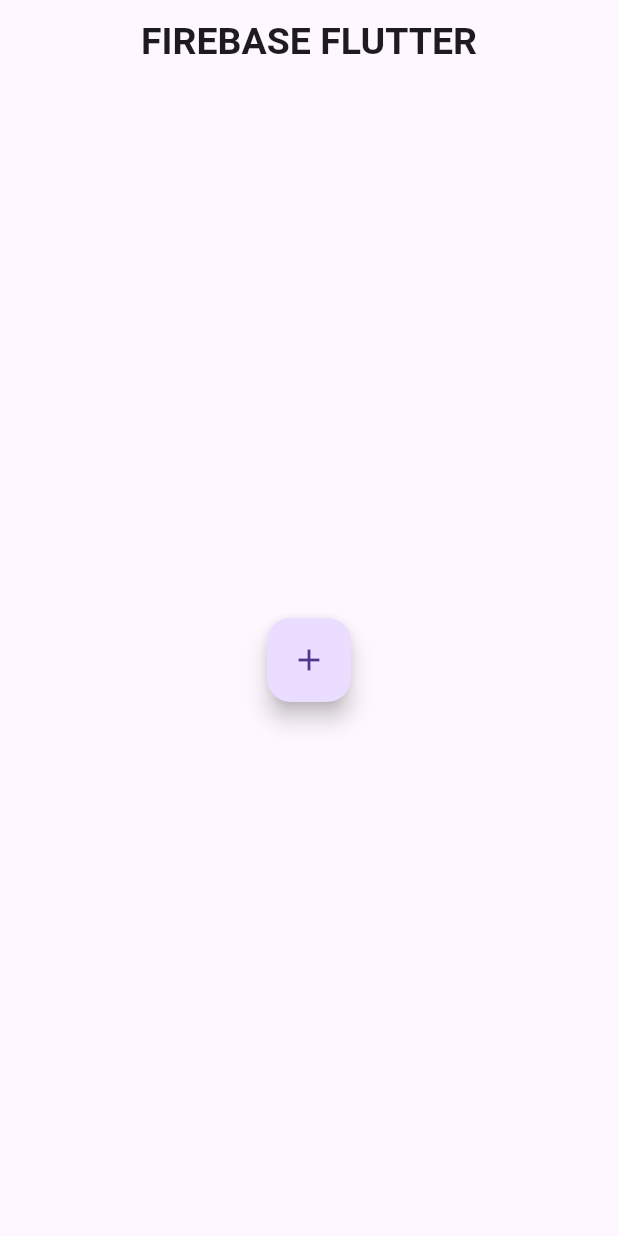
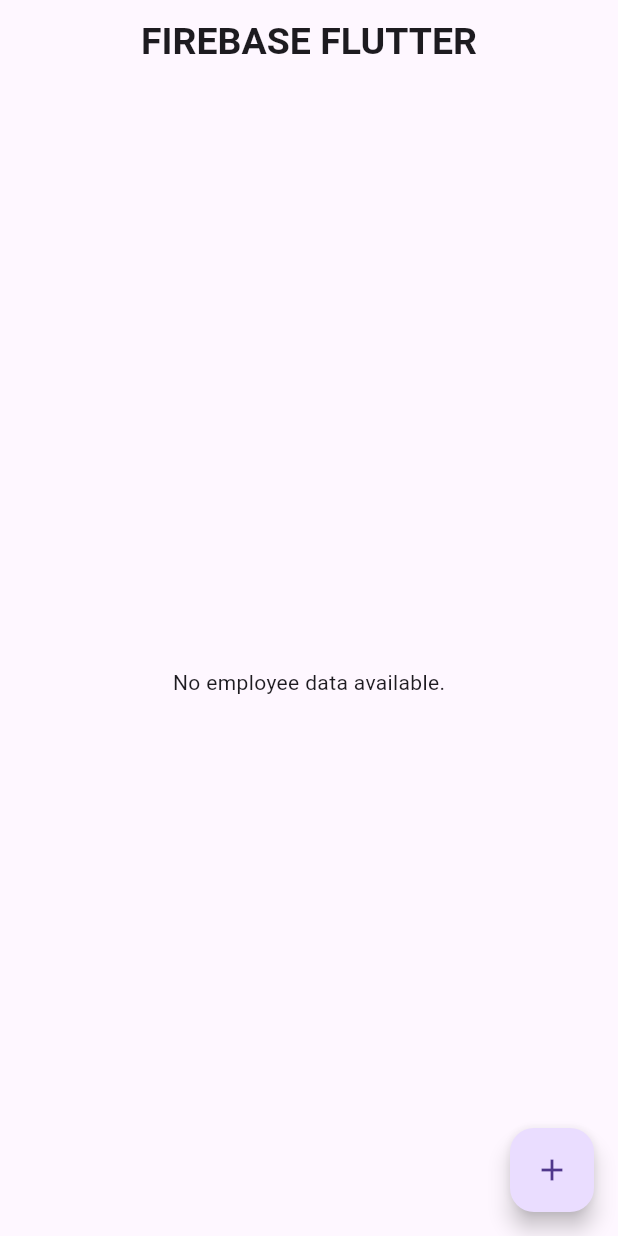
Before and after one commit to Nandanacb/Firebase_employeeform, a Flutter app: the screen it shows after launch, on a phone screen of 412 x 824 dp. Run offline on Flutter 3.47's test engine with Material 3 defaults, Android fonts, the phone set to English and light mode, and no system bars; our stand-ins replace cloud_firestore, firebase_core, random_string; accounts and stored records are empty.

Commit message:
get 8/11/24

```diff
--- a/lib/database.dart
+++ b/lib/database.dart
@@ -9,4 +9,8 @@
         .doc(id)
         .set(employeeInfoMap);
   }
+
+  static Future<Stream<QuerySnapshot>> getEmloyeeDetails() async {
+    return await FirebaseFirestore.instance.collection("Employee").snapshots();
+  }
 }
--- a/lib/employeeform.dart
+++ b/lib/employeeform.dart
@@ -12,6 +12,8 @@
   TextEditingController nameController = TextEditingController();
   TextEditingController ageController = TextEditingController();
   TextEditingController locationController = TextEditingController();
+
+
 
   @override
   Widget build(BuildContext context) {
--- a/lib/firebase.dart
+++ b/lib/firebase.dart
@@ -1,3 +1,5 @@
+import 'package:cloud_firestore/cloud_firestore.dart';
+import 'package:firebase_firebase/database.dart';
 import 'package:firebase_firebase/employeeform.dart';
 import 'package:flutter/material.dart';
 
@@ -7,6 +9,83 @@
 }
 
 class _FirebaseExampleState extends State<FirebaseExample> {
+  TextEditingController nameController = TextEditingController();
+  TextEditingController ageController = TextEditingController();
+  TextEditingController locationController = TextEditingController();
+  Stream<QuerySnapshot>? EmployeeStream;
+
+  getontheload() async {
+    EmployeeStream = await Database.getEmloyeeDetails();
+    setState(() {});
+  }
+
+  @override
+  void initState() {
+    super.initState();
+    getontheload();
+  }
+
+  Widget allEmployeeDetails() {
+    return StreamBuilder<QuerySnapshot>(
+        stream: EmployeeStream,
+        builder: (context, AsyncSnapshot<QuerySnapshot> snapshot) {
+          if (snapshot.connectionState == ConnectionState.waiting) {
+            return Center(
+              child: CircularProgressIndicator(),
+            );
+          }
+
+          if (snapshot.hasError) {
+            return Center(
+              child: Text('Error:${snapshot.error}'),
+            );
+          }
+
+          if (!snapshot.hasData || snapshot.data!.docs.isEmpty) {
+            return Center(
+              child: Text('No employee data available.'),
+            );
+          }
+
+          return ListView.builder(
+              itemCount: snapshot.data!.docs.length,
+              itemBuilder: (context, index) {
+                DocumentSnapshot ds = snapshot.data!.docs[index];
+                return Container(
+
+                  margin: EdgeInsets.all(20),
+
+                  child: Column(
+                    mainAxisAlignment: MainAxisAlignment.start,
+                    children: [
+                      Text(
+                        "Name:" + (ds['Name'] ?? 'N/A'),
+                        style: TextStyle(
+                            fontSize: 20,
+                            color: Colors.black,
+                            fontWeight: FontWeight.bold),
+                      ),
+                      Text(
+                        "Age:" + (ds['Age'] ?? 'N/A').toString(),
+                        style: TextStyle(
+                            fontSize: 20,
+                            fontWeight: FontWeight.bold,
+                            color: Colors.black),
+                      ),
+                      Text(
+                        "Location" + (ds['Location'] ?? 'N/A'),
+                        style: TextStyle(
+                            fontSize: 20,
+                            fontWeight: FontWeight.bold,
+                            color: Colors.black),
+                      ),
+                    ],
+                  ),
+                );
+              });
+        });
+  }
+
   @override
   Widget build(BuildContext context) {
     return Scaffold(
@@ -17,14 +96,20 @@
           ),
           centerTitle: true,
         ),
-        body: Center(
-          child: FloatingActionButton(
-            onPressed: () {
-              Navigator.push(context,
-                  MaterialPageRoute(builder: (context) => Employeeform()));
-            },
-            child: Icon(Icons.add),
+        body: Container(
+          margin: EdgeInsets.only(left: 20, right: 20, top: 30),
+          child: Column(
+            children: [
+              Expanded(child: allEmployeeDetails()),
+            ],
           ),
+        ),
+        floatingActionButton: FloatingActionButton(
+          onPressed: () {
+            Navigator.push(context,
+                MaterialPageRoute(builder: (context) => Employeeform()));
+          },
+          child: Icon(Icons.add),
         ));
   }
 }
```
Also changed, not shown: pubspec.lock.
